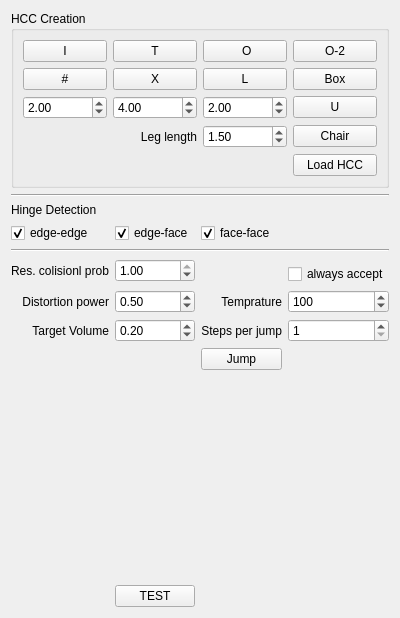
Qt form Foldabilizer/FoldabilizerWidget.ui (letienhung/fold-hcc) before a commit.
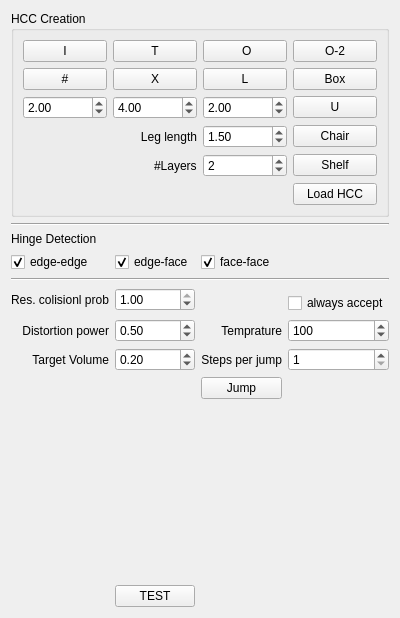
The same form after that commit.

```diff
--- a/Foldabilizer/FoldabilizerWidget.ui
+++ b/Foldabilizer/FoldabilizerWidget.ui
@@ -354,7 +354,7 @@
         </property>
        </widget>
       </item>
-      <item row="4" column="3">
+      <item row="7" column="3">
        <widget class="QPushButton" name="load_hcc">
         <property name="text">
          <string>Load HCC</string>
@@ -368,6 +368,33 @@
         </property>
        </widget>
       </item>
+      <item row="6" column="3">
+       <widget class="QPushButton" name="createShelf">
+        <property name="text">
+         <string>Shelf</string>
+        </property>
+       </widget>
+      </item>
+      <item row="6" column="2">
+       <widget class="QSpinBox" name="nbLayers">
+        <property name="minimum">
+         <number>1</number>
+        </property>
+        <property name="maximum">
+         <number>5</number>
+        </property>
+        <property name="value">
+         <number>2</number>
+        </property>
+       </widget>
+      </item>
+      <item row="6" column="1" alignment="Qt::AlignRight">
+       <widget class="QLabel" name="label_7">
+        <property name="text">
+         <string>#Layers</string>
+        </property>
+       </widget>
+      </item>
      </layout>
     </widget>
    </item>
```
Left out of the diff: 62 changed lines with no effect on the pictures.
